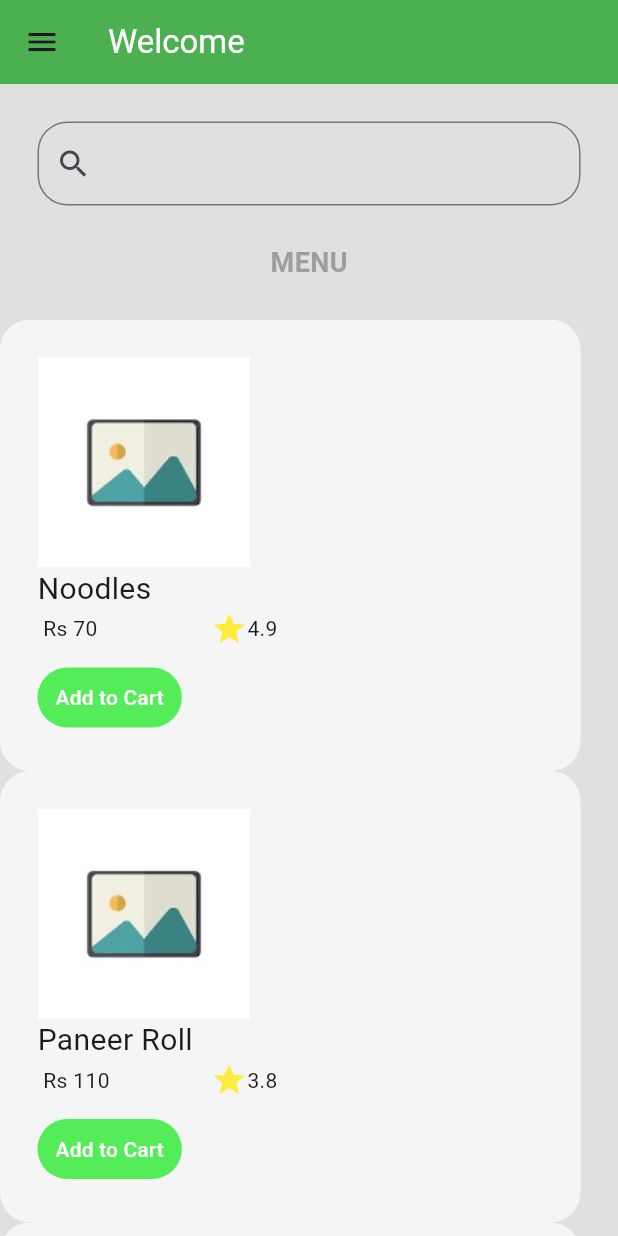
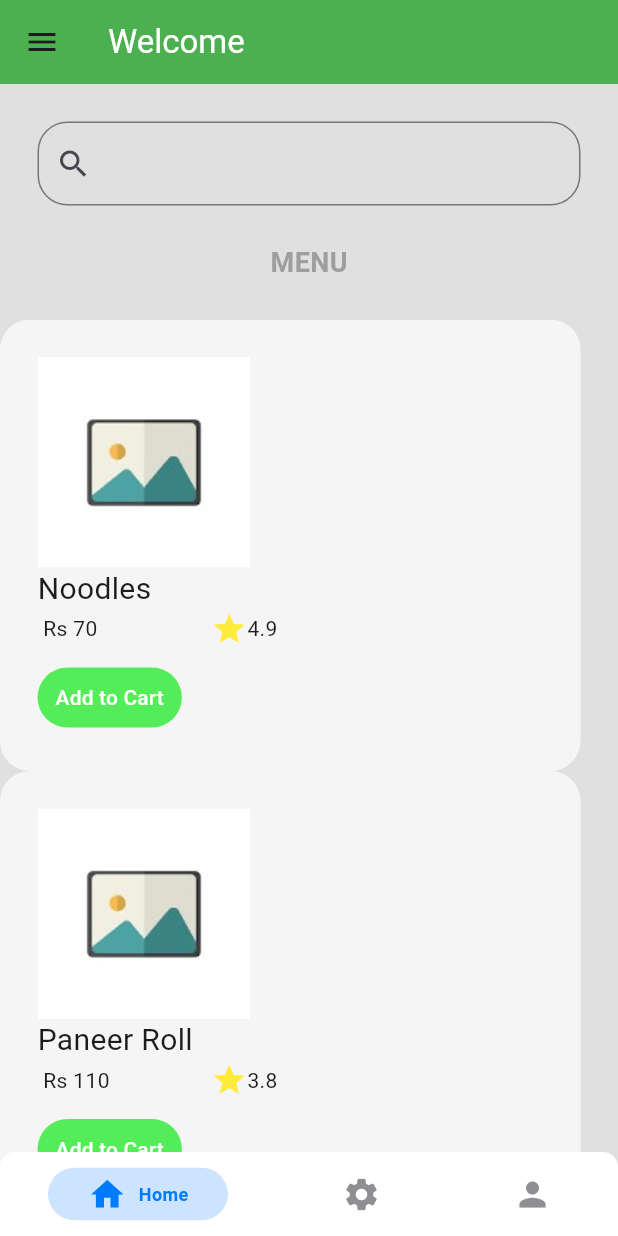
Before and after one commit to Kartikay039/DTIFlutter, a Flutter app: the screen it shows once a user with an empty profile is signed in, on a phone screen of 412 x 824 dp. Run offline on Flutter 3.47's test engine with Material 3 defaults, Android fonts, the light colour scheme and no system bars; drawn by our look-alikes of persistent_bottom_nav_bar; our stand-ins replace firebase_auth, firebase_core; accounts and stored records are empty; network calls fail.

Commit message:
bottom navigaton bar

```diff
--- a/lib/authentication/auth_page.dart
+++ b/lib/authentication/auth_page.dart
@@ -1,7 +1,8 @@
 import "package:firebase_auth/firebase_auth.dart";
 import "package:flutter/material.dart";
 import "package:flutter_application_1/authentication/login_or_register.dart";
-import "package:flutter_application_1/screens/home_page.dart";
+import "package:flutter_application_1/main.dart";
+
 
 
 class AuthPage extends StatelessWidget {
@@ -14,7 +15,7 @@ class AuthPage extends StatelessWidget {
         stream: FirebaseAuth.instance.authStateChanges(),
         builder: (context, snapshot){
           if(snapshot.hasData){
-            return const HomePage();
+            return const MyHomePage();
           }
           else{
             return const LoginOrRegister();
--- a/lib/main.dart
+++ b/lib/main.dart
@@ -51,6 +51,7 @@ class BottomNavBar extends StatelessWidget {
       return [
         // TODO : Replace with the actual widgets for your pages
         const HomePage(),
+
         const Center(child: Text('Second Page')),
         const Center(child: Text('Third Page')),
 
@@ -68,6 +69,7 @@ class BottomNavBar extends StatelessWidget {
           activeColorPrimary: CupertinoColors.activeBlue,
           inactiveColorPrimary: CupertinoColors.systemGrey,
         ),
+
         PersistentBottomNavBarItem(
           icon: const Icon(Icons.settings),
           title: ("Settings"),
```
